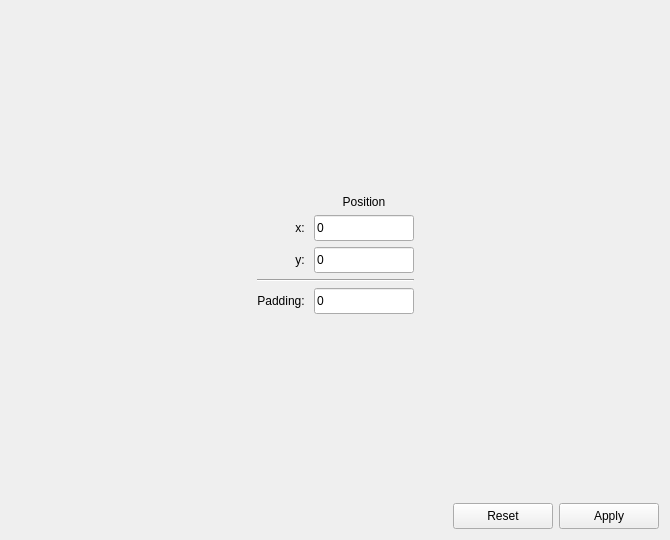
Qt form src/gui/dialogs/settings/frames/cbedareaframe.ui (JJPPeters/clTEM) before a commit.
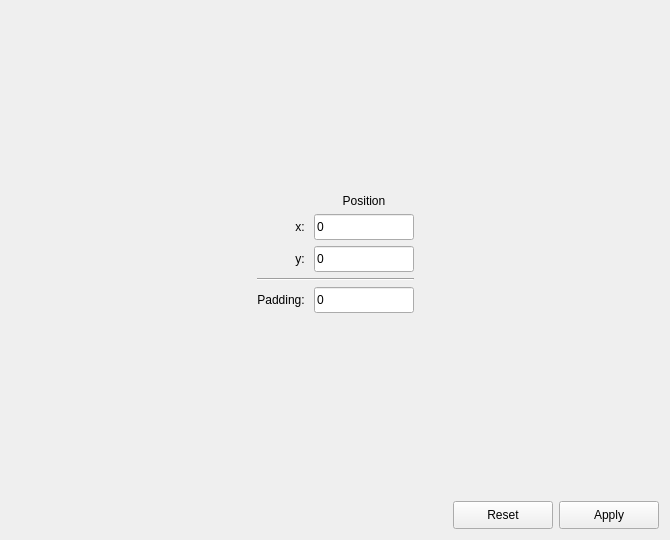
The same form after that commit. Custom widgets are drawn as their Qt base class.

What changed in the file:
```diff
--- a/src/gui/dialogs/settings/frames/cbedareaframe.ui
+++ b/src/gui/dialogs/settings/frames/cbedareaframe.ui
@@ -196,7 +196,7 @@
        <property name="minimumSize">
         <size>
          <width>100</width>
-         <height>26</height>
+         <height>28</height>
         </size>
        </property>
        <property name="text">
@@ -209,7 +209,7 @@
        <property name="minimumSize">
         <size>
          <width>100</width>
-         <height>26</height>
+         <height>28</height>
         </size>
        </property>
        <property name="text">
```
